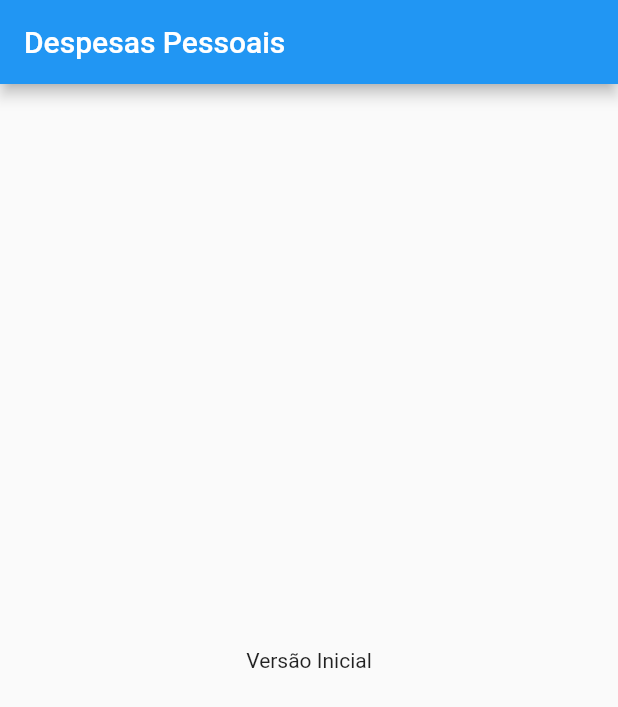
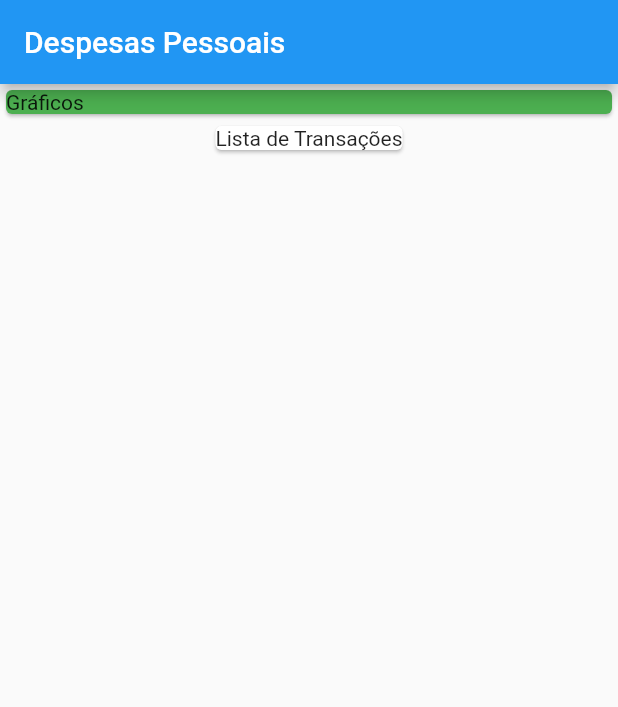
Before and after one commit to elucaspereira/despesas-pessoais, a Flutter app: the screen it shows after launch, on a phone screen of 412 x 824 dp. Shown: the top 707 px of the screen. Run offline on Flutter 3.47's test engine with Material 2 defaults, Android fonts, the phone set to English and light mode, and no system bars.

Commit message:
commit
cards

```diff
--- a/lib/main.dart
+++ b/lib/main.dart
@@ -1,6 +1,6 @@
 import 'package:flutter/material.dart';
 void main(){
-  runApp(DespesasP());
+  runApp(const DespesasP());
 
 }
 class DespesasP extends StatelessWidget {
@@ -24,8 +24,19 @@ class PaginaInicial extends StatelessWidget {
       appBar: AppBar(
         title: const Text('Despesas Pessoais'),
       ),
-      body: const Center(
-        child: Text('Versão Inicial'),
+      body: Column(
+        children: [
+          Container(
+            width:double.infinity,
+            child: Card(
+              color: Colors.green,
+              child: Text('Gráficos'),
+            ),
+          ),
+          Card(
+            child: Text('Lista de Transações'),
+          )
+        ],
       ),
     );
 
```
